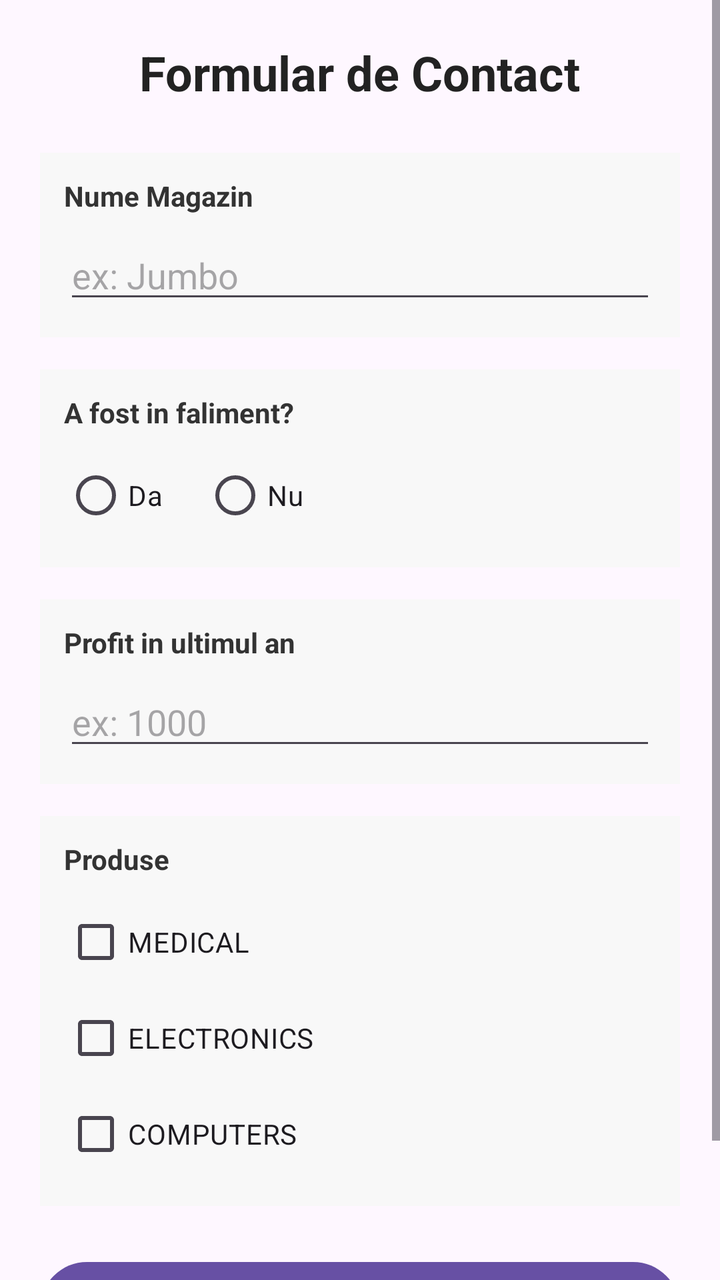
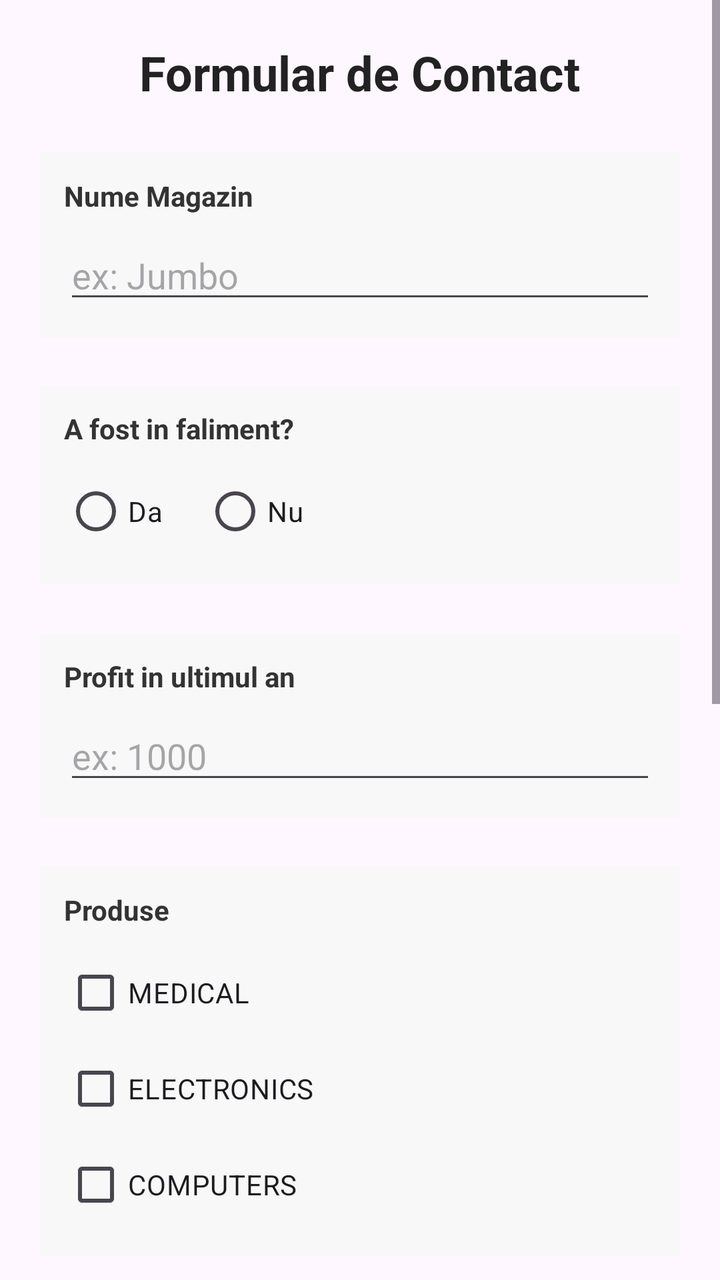

Screens rendered from an Android XML layout before and after an edit, with the pre-edit source and the edit as a unified diff.
<!-- AndroidManifest.xml: application theme Theme.Labs -->
<!-- res/layout/activity_prelucrare_date_lab4.xml -->
<?xml version="1.0" encoding="utf-8"?>
<ScrollView xmlns:android="http://schemas.android.com/apk/res/android"
    xmlns:app="http://schemas.android.com/apk/res-auto"
    xmlns:tools="http://schemas.android.com/tools"
    android:layout_width="match_parent"
    android:layout_height="match_parent"
    tools:context=".PrelucrareDateLab4Activity">

    <androidx.constraintlayout.widget.ConstraintLayout
        android:id="@+id/main"
        android:layout_width="match_parent"
        android:layout_height="wrap_content"
        android:padding="20dp">

        <TextView
            android:id="@+id/textViewTitle"
            android:layout_width="wrap_content"
            android:layout_height="wrap_content"
            android:text="Formular de Contact"
            android:textSize="24sp"
            android:textStyle="bold"
            android:textColor="#222222"
            app:layout_constraintTop_toTopOf="parent"
            app:layout_constraintStart_toStartOf="parent"
            app:layout_constraintEnd_toEndOf="parent" />

        <LinearLayout
            android:id="@+id/linearLayout3"
            android:layout_width="0dp"
            android:layout_height="wrap_content"
            android:layout_marginTop="24dp"
            android:orientation="vertical"
            android:padding="12dp"
            android:background="#F8F8F8"
            app:layout_constraintTop_toBottomOf="@id/textViewTitle"
            app:layout_constraintStart_toStartOf="parent"
            app:layout_constraintEnd_toEndOf="parent">

            <TextView
                android:id="@+id/textViewName"
                android:layout_width="wrap_content"
                android:layout_height="wrap_content"
                android:text="Nume Magazin"
                android:textStyle="bold"
                android:textColor="#333333" />

            <EditText
                android:id="@+id/editTextName"
                android:layout_width="match_parent"
                android:layout_height="wrap_content"
                android:layout_marginTop="8dp"
                android:ems="10"
                android:hint="ex: Jumbo"
                android:inputType="text" />
        </LinearLayout>

        <LinearLayout
            android:id="@+id/linearLayoutFaliment"
            android:layout_width="0dp"
            android:layout_height="wrap_content"
            android:layout_marginTop="16dp"
            android:orientation="vertical"
            android:padding="12dp"
            android:background="#F8F8F8"
            app:layout_constraintTop_toBottomOf="@id/linearLayout3"
            app:layout_constraintStart_toStartOf="parent"
            app:layout_constraintEnd_toEndOf="parent">

            <TextView
                android:id="@+id/textViewFaliment"
                android:layout_width="wrap_content"
                android:layout_height="wrap_content"
                android:text="A fost in faliment?"
                android:textStyle="bold"
                android:textColor="#333333" />

            <RadioGroup
                android:layout_width="wrap_content"
                android:layout_height="wrap_content"
                android:layout_marginTop="8dp"
                android:orientation="horizontal">

                <RadioButton
                    android:id="@+id/radioButtonFalimentDa"
                    android:layout_width="wrap_content"
                    android:layout_height="wrap_content"
                    android:text="Da" />

                <RadioButton
                    android:id="@+id/radioButtonFalimentNu"
                    android:layout_width="wrap_content"
                    android:layout_height="wrap_content"
                    android:layout_marginStart="20dp"
                    android:text="Nu" />
            </RadioGroup>
        </LinearLayout>

        <LinearLayout
            android:id="@+id/linearLayout2"
            android:layout_width="0dp"
            android:layout_height="wrap_content"
            android:layout_marginTop="16dp"
            android:orientation="vertical"
            android:padding="12dp"
            android:background="#F8F8F8"
            app:layout_constraintTop_toBottomOf="@id/linearLayoutFaliment"
            app:layout_constraintStart_toStartOf="parent"
            app:layout_constraintEnd_toEndOf="parent">

            <TextView
                android:id="@+id/textViewProfit"
                android:layout_width="wrap_content"
                android:layout_height="wrap_content"
                android:text="Profit in ultimul an"
                android:textStyle="bold"
                android:textColor="#333333" />

            <EditText
                android:id="@+id/editTextNumber2"
                android:layout_width="match_parent"
                android:layout_height="wrap_content"
                android:layout_marginTop="8dp"
                android:ems="10"
                android:hint="ex: 1000"
                android:inputType="number" />
        </LinearLayout>

        <LinearLayout
            android:id="@+id/linearLayout4"
            android:layout_width="0dp"
            android:layout_height="wrap_content"
            android:layout_marginTop="16dp"
            android:orientation="vertical"
            android:padding="12dp"
            android:background="#F8F8F8"
            app:layout_constraintTop_toBottomOf="@id/linearLayout2"
            app:layout_constraintStart_toStartOf="parent"
            app:layout_constraintEnd_toEndOf="parent">

            <TextView
                android:id="@+id/textView9"
                android:layout_width="wrap_content"
                android:layout_height="wrap_content"
                android:text="Produse"
                android:textStyle="bold"
                android:textColor="#333333" />

            <CheckBox
                android:id="@+id/checkBox4"
                android:layout_width="match_parent"
                android:layout_height="wrap_content"
                android:layout_marginTop="8dp"
                android:text="MEDICAL" />

            <CheckBox
                android:id="@+id/checkBox5"
                android:layout_width="match_parent"
                android:layout_height="wrap_content"
                android:text="ELECTRONICS" />

            <CheckBox
                android:id="@+id/checkBox6"
                android:layout_width="match_parent"
                android:layout_height="wrap_content"
                android:text="COMPUTERS" />
        </LinearLayout>

        <Button
            android:id="@+id/button5"
            android:layout_width="0dp"
            android:layout_height="wrap_content"
            android:layout_marginTop="24dp"
            android:layout_marginBottom="16dp"
            android:text="Trimite formular"
            android:textAllCaps="false"
            android:padding="14dp"
            app:layout_constraintTop_toBottomOf="@id/linearLayout4"
            app:layout_constraintStart_toStartOf="parent"
            app:layout_constraintEnd_toEndOf="parent"
            app:layout_constraintBottom_toBottomOf="parent" />

    </androidx.constraintlayout.widget.ConstraintLayout>
</ScrollView>
<!-- resources referenced by this layout -->
<resources>
  <style name="Theme.Labs" parent="Base.Theme.Labs" />
  <style name="Base.Theme.Labs" parent="Theme.Material3.DayNight.NoActionBar">
          
          
      </style>
</resources>

<!-- the commit's change to res/layout/activity_prelucrare_date_lab4.xml (unified diff, before → after) -->
@@ -12,67 +12,28 @@
         android:layout_height="wrap_content"
         android:padding="20dp">
 
-        <TextView
-            android:id="@+id/textViewTitle"
-            android:layout_width="wrap_content"
-            android:layout_height="wrap_content"
-            android:text="Formular de Contact"
-            android:textSize="24sp"
-            android:textStyle="bold"
-            android:textColor="#222222"
-            app:layout_constraintTop_toTopOf="parent"
-            app:layout_constraintStart_toStartOf="parent"
-            app:layout_constraintEnd_toEndOf="parent" />
-
-        <LinearLayout
-            android:id="@+id/linearLayout3"
+        <LinearLayout
+            android:id="@+id/linearLayoutFaliment"
             android:layout_width="0dp"
             android:layout_height="wrap_content"
             android:layout_marginTop="24dp"
-            android:orientation="vertical"
-            android:padding="12dp"
-            android:background="#F8F8F8"
-            app:layout_constraintTop_toBottomOf="@id/textViewTitle"
-            app:layout_constraintStart_toStartOf="parent"
-            app:layout_constraintEnd_toEndOf="parent">
-
-            <TextView
-                android:id="@+id/textViewName"
-                android:layout_width="wrap_content"
-                android:layout_height="wrap_content"
-                android:text="Nume Magazin"
-                android:textStyle="bold"
-                android:textColor="#333333" />
-
-            <EditText
-                android:id="@+id/editTextName"
-                android:layout_width="match_parent"
-                android:layout_height="wrap_content"
-                android:layout_marginTop="8dp"
-                android:ems="10"
-                android:hint="ex: Jumbo"
-                android:inputType="text" />
-        </LinearLayout>
-
-        <LinearLayout
-            android:id="@+id/linearLayoutFaliment"
-            android:layout_width="0dp"
-            android:layout_height="wrap_content"
-            android:layout_marginTop="16dp"
-            android:orientation="vertical"
-            android:padding="12dp"
-            android:background="#F8F8F8"
+            android:background="#F8F8F8"
+            android:orientation="vertical"
+            android:padding="12dp"
+            app:layout_constraintBottom_toBottomOf="parent"
+            app:layout_constraintEnd_toEndOf="parent"
+            app:layout_constraintHorizontal_bias="0.0"
+            app:layout_constraintStart_toStartOf="parent"
             app:layout_constraintTop_toBottomOf="@id/linearLayout3"
-            app:layout_constraintStart_toStartOf="parent"
-            app:layout_constraintEnd_toEndOf="parent">
+            app:layout_constraintVertical_bias="0.0">
 
             <TextView
                 android:id="@+id/textViewFaliment"
                 android:layout_width="wrap_content"
                 android:layout_height="wrap_content"
                 android:text="A fost in faliment?"
-                android:textStyle="bold"
-                android:textColor="#333333" />
+                android:textColor="#333333"
+                android:textStyle="bold" />
 
             <RadioGroup
                 android:layout_width="wrap_content"
@@ -95,25 +56,73 @@
             </RadioGroup>
         </LinearLayout>
 
+        <TextView
+            android:id="@+id/textViewTitle"
+            android:layout_width="wrap_content"
+            android:layout_height="wrap_content"
+            android:text="Formular de Contact"
+            android:textColor="#222222"
+            android:textSize="24sp"
+            android:textStyle="bold"
+            app:layout_constraintEnd_toEndOf="parent"
+            app:layout_constraintStart_toStartOf="parent"
+            app:layout_constraintTop_toTopOf="parent" />
+
+        <LinearLayout
+            android:id="@+id/linearLayout3"
+            android:layout_width="0dp"
+            android:layout_height="wrap_content"
+            android:layout_marginTop="24dp"
+            android:background="#F8F8F8"
+            android:orientation="vertical"
+            android:padding="12dp"
+            app:layout_constraintBottom_toBottomOf="parent"
+            app:layout_constraintEnd_toEndOf="parent"
+            app:layout_constraintHorizontal_bias="0.0"
+            app:layout_constraintStart_toStartOf="parent"
+            app:layout_constraintTop_toBottomOf="@id/textViewTitle"
+            app:layout_constraintVertical_bias="0.0">
+
+            <TextView
+                android:id="@+id/textViewName"
+                android:layout_width="wrap_content"
+                android:layout_height="wrap_content"
+                android:text="Nume Magazin"
+                android:textColor="#333333"
+                android:textStyle="bold" />
+
+            <EditText
+                android:id="@+id/editTextName"
+                android:layout_width="match_parent"
+                android:layout_height="wrap_content"
+                android:layout_marginTop="8dp"
+                android:ems="10"
+                android:hint="ex: Jumbo"
+                android:inputType="text" />
+        </LinearLayout>
+
         <LinearLayout
             android:id="@+id/linearLayout2"
             android:layout_width="0dp"
             android:layout_height="wrap_content"
             android:layout_marginTop="16dp"
-            android:orientation="vertical"
-            android:padding="12dp"
-            android:background="#F8F8F8"
+            android:background="#F8F8F8"
+            android:orientation="vertical"
+            android:padding="12dp"
+            app:layout_constraintBottom_toBottomOf="parent"
+            app:layout_constraintEnd_toEndOf="parent"
+            app:layout_constraintHorizontal_bias="0.0"
+            app:layout_constraintStart_toStartOf="parent"
             app:layout_constraintTop_toBottomOf="@id/linearLayoutFaliment"
-            app:layout_constraintStart_toStartOf="parent"
-            app:layout_constraintEnd_toEndOf="parent">
+            app:layout_constraintVertical_bias="0.012">
 
             <TextView
                 android:id="@+id/textViewProfit"
                 android:layout_width="wrap_content"
                 android:layout_height="wrap_content"
                 android:text="Profit in ultimul an"
-                android:textStyle="bold"
-                android:textColor="#333333" />
+                android:textColor="#333333"
+                android:textStyle="bold" />
 
             <EditText
                 android:id="@+id/editTextNumber2"
@@ -125,25 +134,29 @@
                 android:inputType="number" />
         </LinearLayout>
 
+
         <LinearLayout
             android:id="@+id/linearLayout4"
             android:layout_width="0dp"
             android:layout_height="wrap_content"
             android:layout_marginTop="16dp"
-            android:orientation="vertical"
-            android:padding="12dp"
-            android:background="#F8F8F8"
+            android:background="#F8F8F8"
+            android:orientation="vertical"
+            android:padding="12dp"
+            app:layout_constraintBottom_toBottomOf="parent"
+            app:layout_constraintEnd_toEndOf="parent"
+            app:layout_constraintHorizontal_bias="1.0"
+            app:layout_constraintStart_toStartOf="parent"
             app:layout_constraintTop_toBottomOf="@id/linearLayout2"
-            app:layout_constraintStart_toStartOf="parent"
-            app:layout_constraintEnd_toEndOf="parent">
+            app:layout_constraintVertical_bias="0.016">
 
             <TextView
                 android:id="@+id/textView9"
                 android:layout_width="wrap_content"
                 android:layout_height="wrap_content"
                 android:text="Produse"
-                android:textStyle="bold"
-                android:textColor="#333333" />
+                android:textColor="#333333"
+                android:textStyle="bold" />
 
             <CheckBox
                 android:id="@+id/checkBox4"
@@ -163,21 +176,60 @@
                 android:layout_width="match_parent"
                 android:layout_height="wrap_content"
                 android:text="COMPUTERS" />
+
+
+        </LinearLayout>
+
+        <LinearLayout
+            android:id="@+id/linearLayout"
+            android:layout_width="match_parent"
+            android:layout_height="match_parent"
+            android:layout_marginTop="16dp"
+            android:orientation="vertical"
+            android:padding="12dp"
+            app:layout_constraintBottom_toBottomOf="parent"
+            app:layout_constraintEnd_toEndOf="parent"
+            app:layout_constraintHorizontal_bias="0.0"
+            app:layout_constraintStart_toStartOf="parent"
+            app:layout_constraintTop_toBottomOf="@+id/linearLayout4"
+            app:layout_constraintVertical_bias="0.0">
+
+
+            <TextView
+                android:id="@+id/textView3"
+                android:layout_width="match_parent"
+                android:layout_height="wrap_content"
+                android:text="Alege data limita pentru cand sa stabilim o sedinta."
+                android:textColor="#333333"
+                android:textStyle="bold"/>
+
+            <Space
+                android:layout_width="match_parent"
+                android:layout_height="15dp" />
+
+            <CalendarView
+                android:id="@+id/calendarView2"
+                android:layout_width="match_parent"
+                android:layout_height="wrap_content" />
+
+
         </LinearLayout>
 
         <Button
             android:id="@+id/button5"
             android:layout_width="0dp"
             android:layout_height="wrap_content"
-            android:layout_marginTop="24dp"
             android:layout_marginBottom="16dp"
+            android:layout_marginTop="16dp"
+            android:padding="14dp"
             android:text="Trimite formular"
             android:textAllCaps="false"
-            android:padding="14dp"
-            app:layout_constraintTop_toBottomOf="@id/linearLayout4"
-            app:layout_constraintStart_toStartOf="parent"
-            app:layout_constraintEnd_toEndOf="parent"
-            app:layout_constraintBottom_toBottomOf="parent" />
+            app:layout_constraintBottom_toBottomOf="parent"
+            app:layout_constraintEnd_toEndOf="parent"
+            app:layout_constraintHorizontal_bias="0.0"
+            app:layout_constraintStart_toStartOf="parent"
+            app:layout_constraintTop_toBottomOf="@+id/linearLayout"
+            app:layout_constraintVertical_bias="1.0" />
 
     </androidx.constraintlayout.widget.ConstraintLayout>
 </ScrollView>
